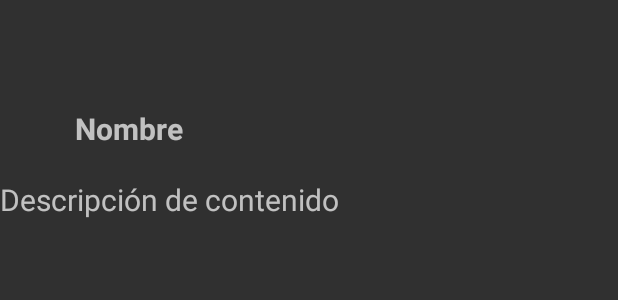
After one commit to Ramy34/Catalogo, an Android app: the layout activity_main2.xml on its own in the app's theme, with its tools: preview values and no code run, on a phone screen of 412 x 824 dp. The commit adds this screen. Shown: the top 300 px of the screen. Run offline under Robolectric (Android 15) with nearby library versions, the phone set to English and light mode, and no system bars; network calls fail.

Commit message:
Se termina la segunda parte

```diff
--- a/app/src/main/AndroidManifest.xml
+++ b/app/src/main/AndroidManifest.xml
@@ -2,7 +2,7 @@
 <manifest xmlns:android="http://schemas.android.com/apk/res/android"
     package="com.example.catalogo">
 
-    <uses-permission android:name="android.permission.INTERNET"/>
+    <uses-permission android:name="android.permission.INTERNET" />
 
     <application
         android:allowBackup="true"
@@ -11,6 +11,7 @@
         android:roundIcon="@mipmap/ic_launcher_round"
         android:supportsRtl="true"
         android:theme="@style/AppTheme">
+        <activity android:name=".Main2Activity"></activity>
         <activity android:name=".MainActivity">
             <intent-filter>
                 <action android:name="android.intent.action.MAIN" />
--- a/app/src/main/java/com/example/catalogo/Adaptador.java
+++ b/app/src/main/java/com/example/catalogo/Adaptador.java
@@ -11,7 +11,6 @@ import android.widget.TextView;
 import com.example.catalogo.producto.Producto;
 import com.squareup.picasso.Picasso;
 
-import java.text.DecimalFormat;
 import java.util.ArrayList;
 
 public class Adaptador extends BaseAdapter {
@@ -43,7 +42,6 @@ public class Adaptador extends BaseAdapter {
     @Override
     public View getView(int position, View convertView, ViewGroup parent) {
         final View vista = inflater.inflate(R.layout.elemento_lista,null);
-        DecimalFormat df = new DecimalFormat("#####.###");
         TextView tvNombre = vista.findViewById(R.id.tvNombre);
         TextView tvPrecio = vista.findViewById(R.id.tvPrecio);
         TextView tvProveedor = vista.findViewById(R.id.tvProvedor);
@@ -54,9 +52,9 @@ public class Adaptador extends BaseAdapter {
         double envio = productos.get(position).getDelivery();
 
         tvNombre.setText(productos.get(position).getName());
-        tvPrecio.setText(String.format(contexto.getResources().getString(R.string.precio), df.format(precio)));
+        tvPrecio.setText(String.format(contexto.getResources().getString(R.string.precio), precio));
         tvProveedor.setText(productos.get(position).getProvider());
-        tvEnvio.setText(String.format(contexto.getResources().getString(R.string.envio), df.format(envio)));
+        tvEnvio.setText(String.format(contexto.getResources().getString(R.string.envio), envio));
 
         Picasso.with(contexto)
                 .load(productos.get(position).getThumbnail_url())
--- a/app/src/main/java/com/example/catalogo/producto/Producto.java
+++ b/app/src/main/java/com/example/catalogo/producto/Producto.java
@@ -1,9 +1,9 @@
 package com.example.catalogo.producto;
 
 public class Producto {
-    int id;
-    double price, delivery;
-    String name, thumbnail_url, provider;
+    private int id;
+    private double price, delivery;
+    private String name, thumbnail_url, provider;
 
     public Producto(int id, String name, String thumbnail_url, double price, String provider, double delivery){
         this.id = id;
--- /dev/null
+++ b/app/src/main/res/layout/activity_main2.xml
@@ -0,0 +1,55 @@
+<?xml version="1.0" encoding="utf-8"?>
+<androidx.constraintlayout.widget.ConstraintLayout xmlns:android="http://schemas.android.com/apk/res/android"
+    xmlns:app="http://schemas.android.com/apk/res-auto"
+    xmlns:tools="http://schemas.android.com/tools"
+    android:layout_width="match_parent"
+    android:layout_height="match_parent"
+    tools:context=".Main2Activity">
+
+    <ScrollView
+        android:layout_width="match_parent"
+        android:layout_height="match_parent"
+        app:layout_constraintBottom_toBottomOf="parent"
+        app:layout_constraintEnd_toEndOf="parent"
+        app:layout_constraintHorizontal_bias="0.0"
+        app:layout_constraintStart_toStartOf="parent"
+        app:layout_constraintTop_toTopOf="parent"
+        app:layout_constraintVertical_bias="1.0">
+
+        <LinearLayout
+            android:layout_width="match_parent"
+            android:layout_height="wrap_content"
+            android:orientation="vertical">
+
+            <ImageView
+                android:id="@+id/imArti"
+                android:layout_width="wrap_content"
+                android:layout_height="wrap_content"
+                android:layout_marginLeft="100dp"
+                android:layout_marginTop="52dp"
+                android:scrollbarAlwaysDrawVerticalTrack="false" />
+
+            <TextView
+                android:id="@+id/tvName"
+                android:layout_width="wrap_content"
+                android:layout_height="wrap_content"
+                android:layout_marginLeft="50dp"
+                android:layout_marginTop="20dp"
+                android:text="@string/nombre"
+                android:textSize="20sp"
+                android:textStyle="bold" />
+
+            <TextView
+                android:id="@+id/tvDescripcion"
+                android:layout_width="wrap_content"
+                android:layout_height="wrap_content"
+                android:layout_marginTop="20dp"
+                android:scrollbarAlwaysDrawHorizontalTrack="false"
+                android:scrollbarAlwaysDrawVerticalTrack="false"
+                android:text="@string/descripcion"
+                android:textSize="20sp" />
+
+        </LinearLayout>
+    </ScrollView>
+
+</androidx.constraintlayout.widget.ConstraintLayout>
```
Also changed, not shown: app/src/main/java/com/example/catalogo/Main2Activity.java (added, +83 -0 lines), app/src/main/java/com/example/catalogo/MainActivity.java (+12 -0 lines), app/src/main/res/values/strings.xml (+5 -2 lines), 1 other file.
